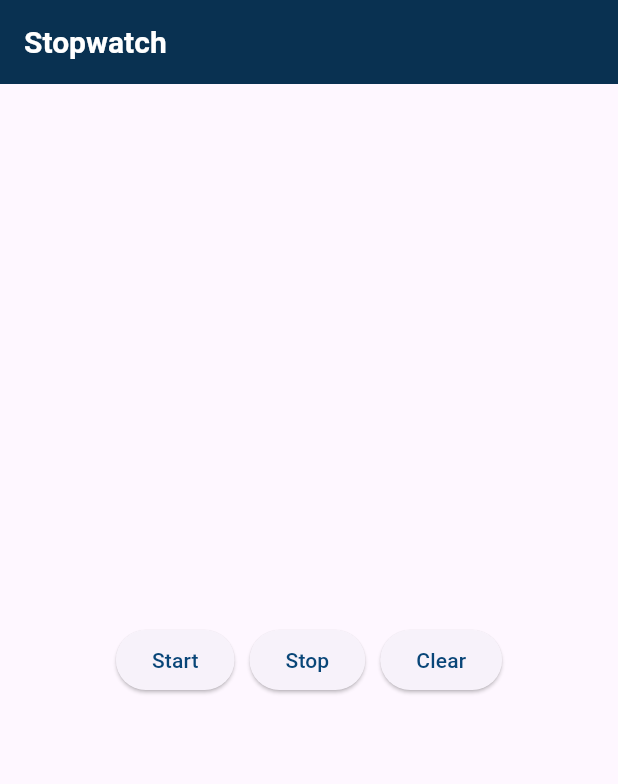
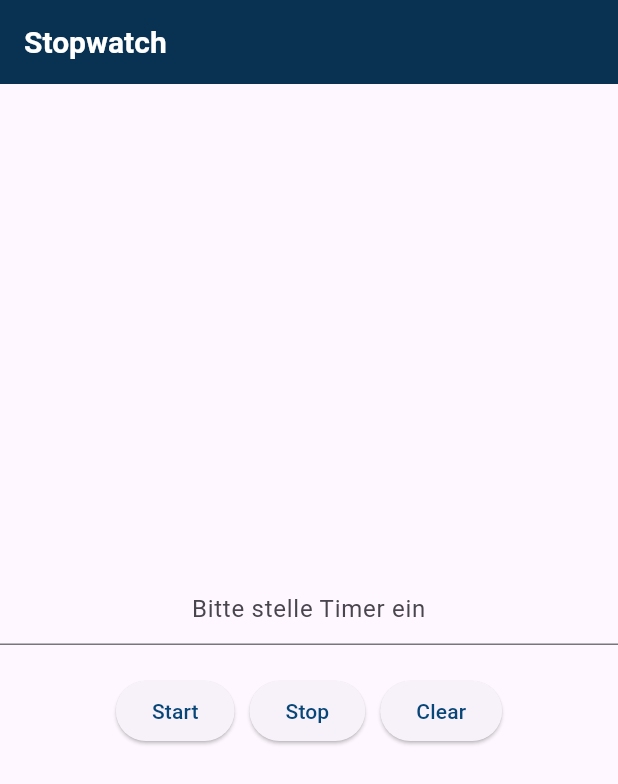
Before and after one commit to Beyz61/ps_521_timer_app, a Flutter app: the screen it shows after launch, on a phone screen of 412 x 824 dp. Shown: the top 784 px of the screen. Run offline on Flutter 3.47's test engine with Material 3 defaults, Android fonts, the phone set to English and light mode, and no system bars.

Commit message:
Added TextField

```diff
--- a/lib/main.dart
+++ b/lib/main.dart
@@ -22,14 +22,28 @@ class _MainAppState extends State<MainApp> {
          backgroundColor: const Color.fromARGB(255, 9, 49, 81),
         ),
         body: const Center(
-          child: Row(
+          child: Column(
             mainAxisAlignment: MainAxisAlignment.center,
+            crossAxisAlignment: CrossAxisAlignment.center,
             children: [
-              TimerButton(text: "Start"),
-              SizedBox(width: 10),
-              TimerButton(text: "Stop"),
-              SizedBox(width: 10),
-              TimerButton(text: "Clear"),
+             TextField(
+                keyboardType: TextInputType.number,
+                decoration: InputDecoration(
+                    hintText: "Bitte stelle Timer ein",
+                    ),
+                    textAlign: TextAlign.center,
+                ),
+                SizedBox(height: 20),
+                Row(
+                mainAxisAlignment: MainAxisAlignment.center,
+                children: [
+                  TimerButton(text: "Start"),
+                  SizedBox(width: 10),
+                  TimerButton(text: "Stop"),
+                  SizedBox(width: 10),
+                  TimerButton(text: "Clear"),
+                ],
+              ),
             ],
           ),
         ),
```
